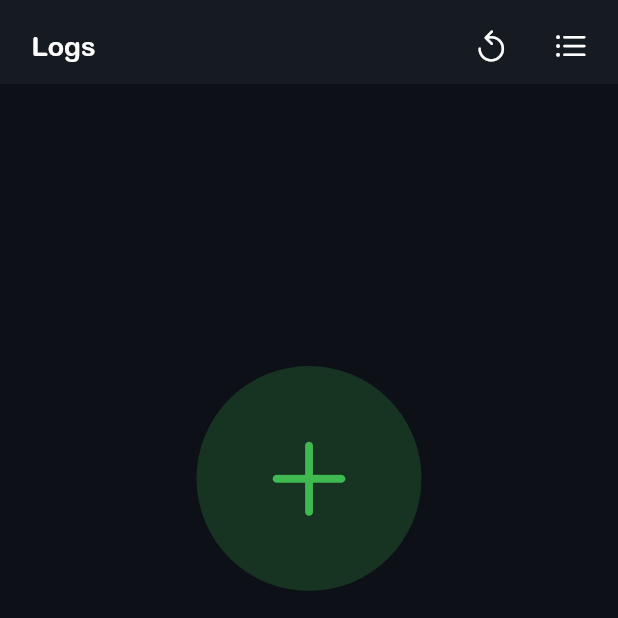
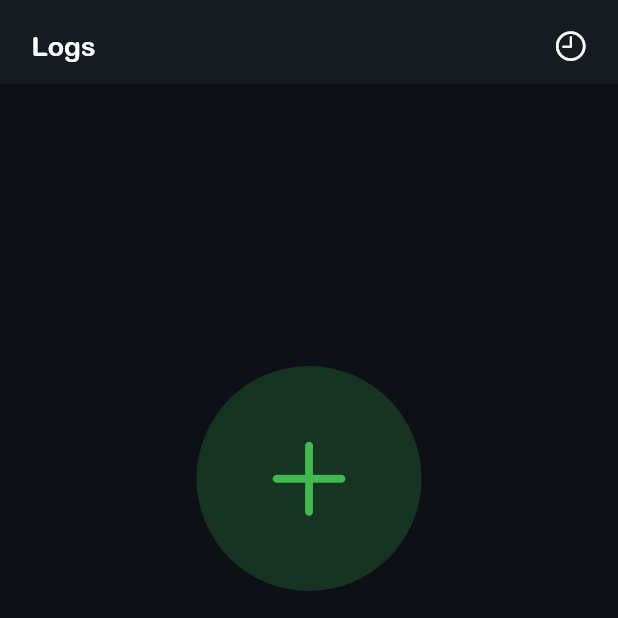
Before and after one commit to zero-stealth/Pihole-Manager, a Flutter app: the screen it shows after launch, item 3 of the bottom bar chosen, on a phone screen of 412 x 824 dp, the top half of it. Run offline on Flutter 3.47's test engine with Material 2 defaults, Android fonts, the phone set to English and light mode, and no system bars; our stand-ins replace flutter_dotenv, flutter_svg, loading_animation_widget, sqflite; accounts and stored records are empty; Roboto replaces fonts that are missing (SFT-Regular).

Commit message:
:bug: Removed the global refresh icon
:hammer: Chnaged the logs history icon

```diff
--- a/lib/screens/Dashboard.dart
+++ b/lib/screens/Dashboard.dart
@@ -109,7 +109,7 @@ class _DashboardState extends State<Dashboard> {
                 );
               },
               child: const Icon(
-                CupertinoIcons.list_bullet,
+                CupertinoIcons.clock,
                 color: Colors.white,
                 size: 23.0,
               ),
@@ -198,25 +198,25 @@ class _DashboardState extends State<Dashboard> {
                   ),
                 ),
                 actions: [
-                  Padding(
-                    padding: const EdgeInsets.only(
-                      top: 5.0,
-                      right: 20.0,
-                    ),
-                    child: InkWell(
-                      onTap: () {
-                        Navigator.push(
-                          context,
-                          MaterialPageRoute(builder: (context) => super.widget),
-                        );
-                      },
-                      child: const Icon(
-                        CupertinoIcons.arrow_counterclockwise,
-                        color: Colors.white,
-                        size: 23.0,
-                      ),
-                    ),
-                  ),
+                  // Padding(
+                  //   padding: const EdgeInsets.only(
+                  //     top: 5.0,
+                  //     right: 20.0,
+                  //   ),
+                  //   child: InkWell(
+                  //     onTap: () {
+                  //       Navigator.push(
+                  //         context,
+                  //         MaterialPageRoute(builder: (context) => super.widget),
+                  //       );
+                  //     },
+                  //     child: const Icon(
+                  //       CupertinoIcons.arrow_counterclockwise,
+                  //       color: Colors.white,
+                  //       size: 23.0,
+                  //     ),
+                  //   ),
+                  // ),
                   logsHistory(),
                 ],
               ),
--- a/lib/widgets/NoHistory.dart
+++ b/lib/widgets/NoHistory.dart
@@ -30,7 +30,7 @@ class NoHistory extends StatelessWidget {
                   borderRadius: BorderRadius.circular(100.0)),
               child: Center(
                 child: Icon(
-                  CupertinoIcons.search,
+                  CupertinoIcons.clock,
                   color: Color(0xff3FB950),
                   size: 70.0,
                 ),
```
